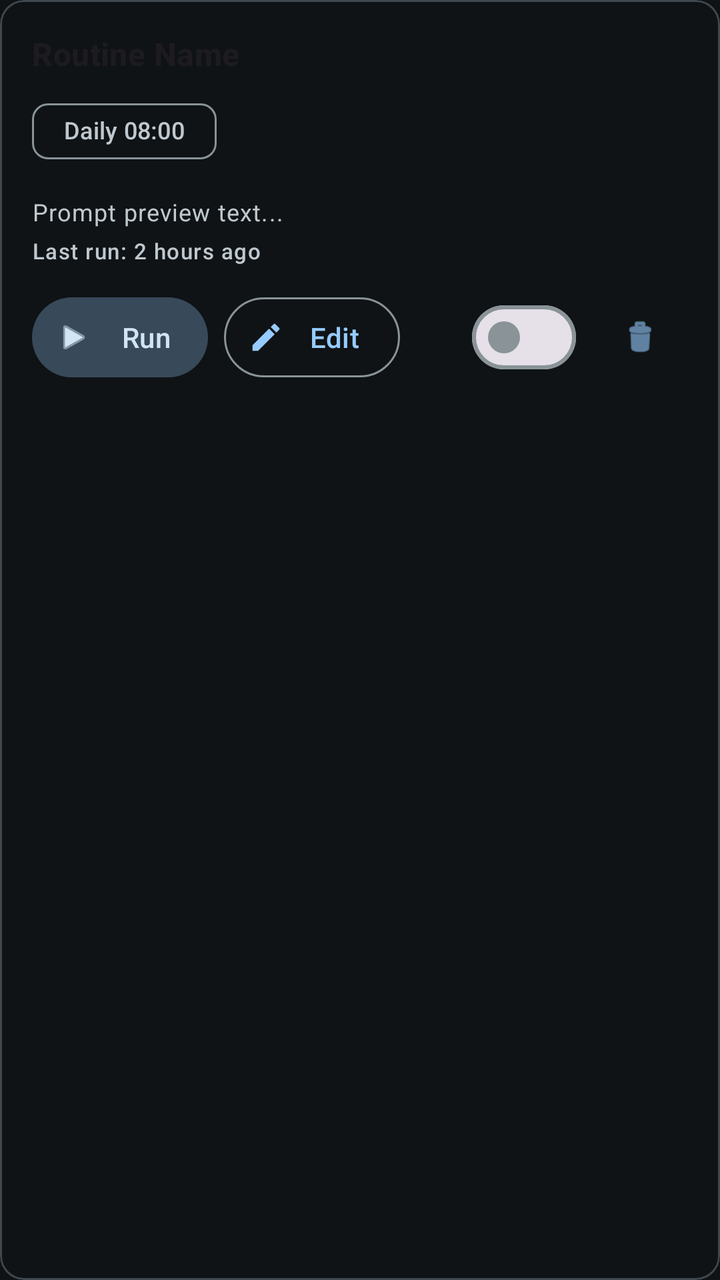
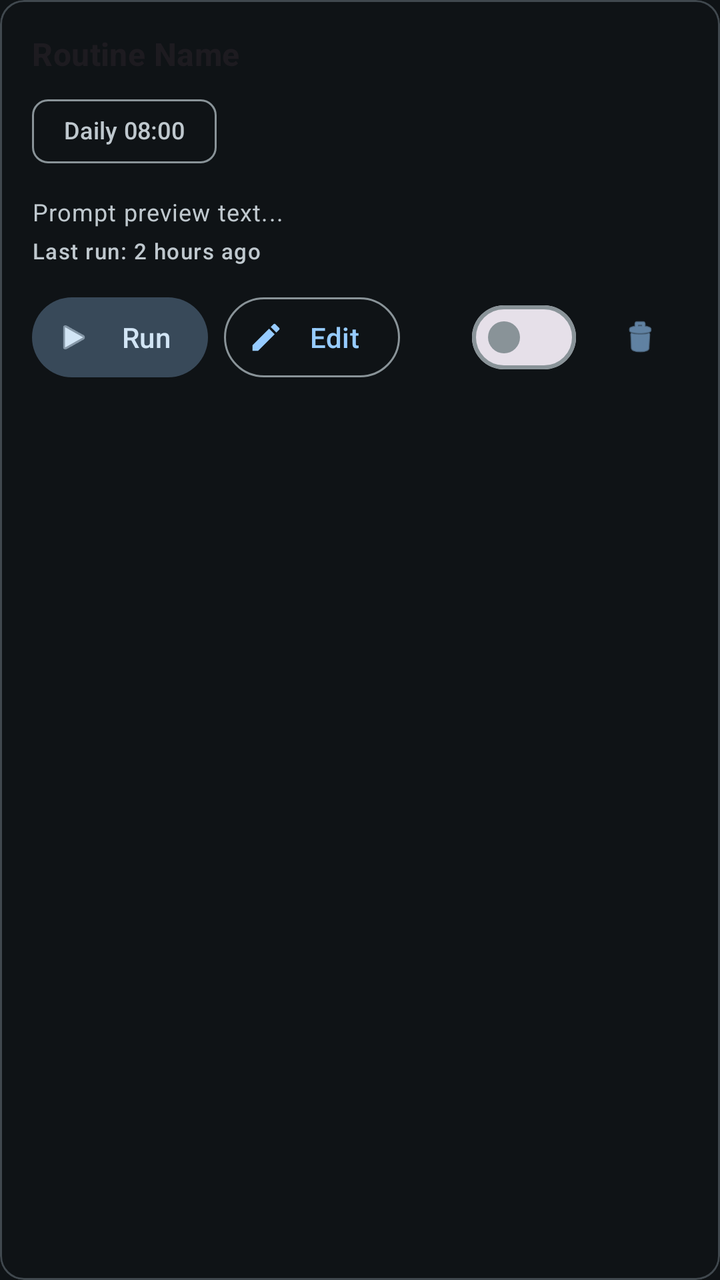

The first picture is an Android layout as it rendered before a commit; the second is the same layout after the commit. The layout source and the unified diff follow.
<!-- AndroidManifest.xml: application theme Theme.RiverSong -->
<!-- res/layout/item_routine.xml -->
<?xml version="1.0" encoding="utf-8"?>
<com.google.android.material.card.MaterialCardView
    xmlns:android="http://schemas.android.com/apk/res/android"
    xmlns:app="http://schemas.android.com/apk/res-auto"
    android:layout_width="match_parent"
    android:layout_height="wrap_content"
    android:layout_marginHorizontal="16dp"
    android:layout_marginVertical="6dp"
    app:cardElevation="0dp"
    app:strokeWidth="1dp"
    app:strokeColor="?attr/colorOutlineVariant">

    <LinearLayout
        android:layout_width="match_parent"
        android:layout_height="wrap_content"
        android:orientation="vertical"
        android:padding="16dp">

        <TextView
            android:id="@+id/textViewRoutineName"
            android:layout_width="match_parent"
            android:layout_height="wrap_content"
            android:text="Routine Name"
            android:textAppearance="@style/TextAppearance.Material3.TitleMedium"
            android:textStyle="bold" />

        <com.google.android.material.chip.Chip
            android:id="@+id/chipRoutineSchedule"
            style="@style/Widget.Material3.Chip.Suggestion"
            android:layout_width="wrap_content"
            android:layout_height="wrap_content"
            android:layout_marginTop="4dp"
            android:text="Daily 08:00"
            app:chipIcon="@drawable/ic_schedule"
            app:chipIconSize="16dp"
            app:chipMinHeight="28dp"
            android:textSize="12sp" />

        <TextView
            android:id="@+id/textViewPromptPreview"
            android:layout_width="match_parent"
            android:layout_height="wrap_content"
            android:layout_marginTop="8dp"
            android:text="Prompt preview text..."
            android:textAppearance="@style/TextAppearance.Material3.BodySmall"
            android:textColor="?attr/colorOnSurfaceVariant"
            android:maxLines="1"
            android:ellipsize="end" />

        <TextView
            android:id="@+id/textViewLastRun"
            android:layout_width="match_parent"
            android:layout_height="wrap_content"
            android:layout_marginTop="4dp"
            android:text="Last run: 2 hours ago"
            android:textAppearance="@style/TextAppearance.Material3.LabelSmall"
            android:textColor="?attr/colorOnSurfaceVariant" />

        <LinearLayout
            android:layout_width="match_parent"
            android:layout_height="wrap_content"
            android:layout_marginTop="12dp"
            android:orientation="horizontal"
            android:gravity="center_vertical">

            <com.google.android.material.button.MaterialButton
                android:id="@+id/buttonRunRoutine"
                style="@style/Widget.Material3.Button.TonalButton"
                android:layout_width="wrap_content"
                android:layout_height="wrap_content"
                android:text="Run"
                app:icon="@android:drawable/ic_media_play"
                android:paddingHorizontal="12dp" />

            <View android:layout_width="8dp" android:layout_height="1dp" />

            <com.google.android.material.button.MaterialButton
                android:id="@+id/buttonEditRoutine"
                style="@style/Widget.Material3.Button.OutlinedButton"
                android:layout_width="wrap_content"
                android:layout_height="wrap_content"
                android:text="Edit"
                app:icon="@drawable/ic_edit"
                android:paddingHorizontal="12dp" />

            <View android:layout_width="0dp" android:layout_height="1dp" android:layout_weight="1" />

            <com.google.android.material.materialswitch.MaterialSwitch
                android:id="@+id/switchRoutineEnabled"
                android:layout_width="wrap_content"
                android:layout_height="wrap_content" />

            <View android:layout_width="8dp" android:layout_height="1dp" />

            <com.google.android.material.button.MaterialButton
                android:id="@+id/buttonDeleteRoutine"
                style="@style/Widget.Material3.Button.IconButton"
                android:layout_width="wrap_content"
                android:layout_height="wrap_content"
                app:icon="@android:drawable/ic_menu_delete" />

        </LinearLayout>

    </LinearLayout>

</com.google.android.material.card.MaterialCardView>
<!-- resources referenced by this layout -->
<resources>
  <!-- drawable ic_edit (drawable) -->
  <vector xmlns:android="http://schemas.android.com/apk/res/android"
      android:width="24dp"
      android:height="24dp"
      android:viewportWidth="24"
      android:viewportHeight="24"
      android:tint="?attr/colorControlNormal">
    <path
        android:fillColor="@android:color/white"
        android:pathData="M3,17.25V21h3.75L17.81,9.94l-3.75,-3.75L3,17.25zM20.71,7.04c0.39,-0.39 0.39,-1.02 0 -1.41l-2.34,-2.34c-0.39,-0.39 -1.02,-0.39 -1.41,0l-1.83,1.83 3.75,3.75 1.83,-1.83z"/>
  </vector>
  <!-- drawable ic_schedule (drawable) -->
  <vector xmlns:android="http://schemas.android.com/apk/res/android"
      android:width="24dp"
      android:height="24dp"
      android:viewportWidth="24"
      android:viewportHeight="24"
      android:tint="?attr/colorControlNormal">
    <path
        android:fillColor="@android:color/white"
        android:pathData="M11.99,2C6.47,2 2,6.48 2,12s4.47,10 9.99,10C17.52,22 22,17.52 22,12S17.52,2 11.99,2zM12,20c-4.42,0 -8,-3.58 -8,-8s3.58,-8 8,-8 8,3.58 8,8 -3.58,8 -8,8zM12.5,7L11,7v6l5.25,3.15 0.75,-1.23 -4.5,-2.67z"/>
  </vector>
  <color name="rs_blue_primary">#96CBFF</color>
  <color name="rs_blue_on_primary">#003354</color>
  <color name="rs_blue_primary_container">#004A77</color>
  <color name="rs_blue_on_primary_container">#CAE6FF</color>
  <color name="rs_blue_secondary">#B6C9D9</color>
  <color name="rs_blue_on_secondary">#213242</color>
  <color name="rs_blue_secondary_container">#384959</color>
  <color name="rs_blue_on_secondary_container">#D2E5F5</color>
  <color name="rs_blue_tertiary">#D9BBFF</color>
  <color name="rs_blue_on_tertiary">#3E1F77</color>
  <color name="rs_blue_tertiary_container">#55368F</color>
  <color name="rs_blue_on_tertiary_container">#EEDCFF</color>
  <color name="rs_blue_error">#FFB4AB</color>
  <color name="rs_blue_on_error">#690005</color>
  <color name="rs_blue_error_container">#93000A</color>
  <color name="rs_blue_on_error_container">#FFDAD6</color>
  <color name="rs_blue_background">#0F1316</color>
  <color name="rs_blue_on_surface">#DEE4E9</color>
  <color name="rs_blue_surface">#0F1316</color>
  <color name="rs_blue_surface_variant">#1B2023</color>
  <color name="rs_blue_on_surface_variant">#BFC8CE</color>
  <color name="rs_blue_outline">#899398</color>
  <color name="rs_blue_outline_variant">#40484E</color>
  <color name="rs_blue_warn">#FFB86C</color>
  <style name="ShapeAppearance.RiverSong.XS" parent="">
          <item name="cornerSize">4dp</item>
      </style>
  <style name="ShapeAppearance.RiverSong.SM" parent="">
          <item name="cornerSize">8dp</item>
      </style>
  <style name="ShapeAppearance.RiverSong.MD" parent="">
          <item name="cornerSize">12dp</item>
      </style>
  <style name="ShapeAppearance.RiverSong.LG" parent="">
          <item name="cornerSize">16dp</item>
      </style>
  <style name="ShapeAppearance.RiverSong.XL" parent="">
          <item name="cornerSize">20dp</item>
      </style>
  <!-- unchanged entries left out for length: 1 -->
</resources>

<!-- the commit's change to res/layout/item_routine.xml (unified diff, before → after) -->
@@ -33,7 +33,7 @@
             android:text="Daily 08:00"
             app:chipIcon="@drawable/ic_schedule"
             app:chipIconSize="16dp"
-            app:chipMinHeight="28dp"
+            app:chipMinHeight="32dp"
             android:textSize="12sp" />
 
         <TextView
